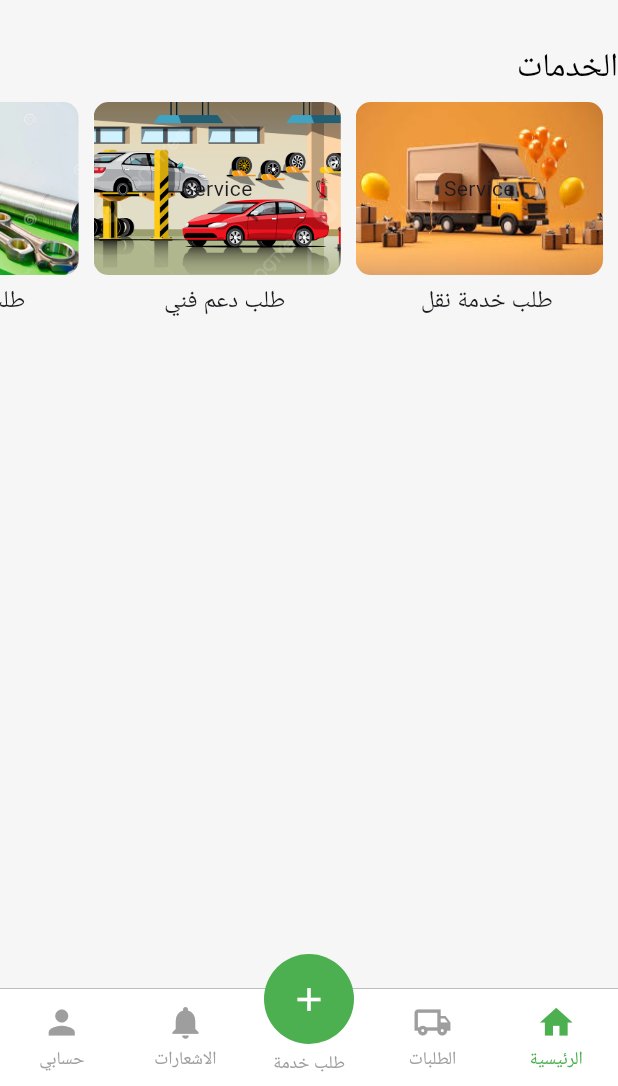
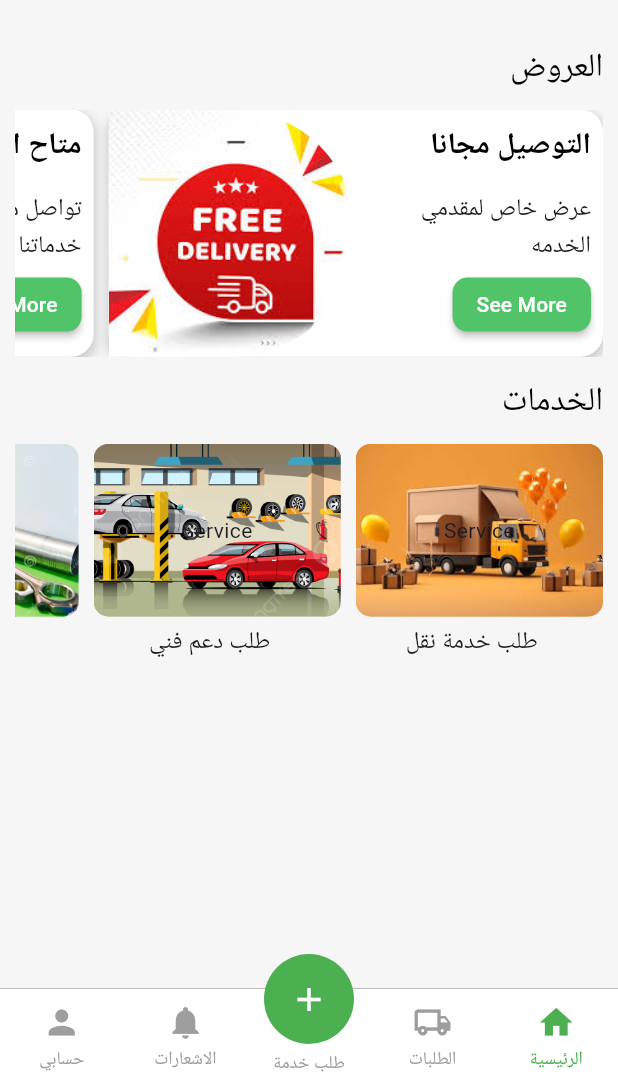
Before and after one commit to ka1395/E-shilf, a Flutter app: the screen it shows after launch, on a phone screen of 412 x 824 dp, the part 150-1236 px from its top. Run offline on Flutter 3.47's test engine with Material 3 defaults, Android fonts, the phone set to English and light mode, and no system bars; drawn by our look-alikes of persistent_bottom_nav_bar; our stand-ins replace intl_phone_field, pinput, smooth_page_indicator.

Commit message:
create list of service and list of offers in home page

```diff
--- /dev/null
+++ b/lib/pages/dashboard/model/list_offers.dart
@@ -0,0 +1,29 @@
+class ListOffers {
+  final String title;
+  final String description;
+  final String imageUrl;
+
+  ListOffers({
+    required this.title,
+    required this.description,
+    required this.imageUrl,
+  });
+}
+
+List<ListOffers> offers = [
+  ListOffers(
+    title: "التوصيل مجانا",
+    description: "عرض خاص لمقدمي الخدمه",
+    imageUrl: "assets/images/offer3.jpg",
+  ),
+  ListOffers(
+    title: "متاح الان",
+    description: "تواصل معنا للحصول علي خدماتنا",
+    imageUrl: "assets/images/offer1.jpg",
+  ),
+  ListOffers(
+    title: "20% خصم",
+    description: "عرض خاص للعملاء الجدد",
+    imageUrl: "assets/images/offer2.jpg",
+  ),
+];
--- a/lib/pages/dashboard/view/home_page.dart
+++ b/lib/pages/dashboard/view/home_page.dart
@@ -1,8 +1,12 @@
+import 'package:e_shilf/core/app_colors.dart';
 import 'package:flutter/material.dart';
+import 'package:pinput/pinput.dart';
 
-import '../model/list_service.dart';
+import '../model/list_offers.dart';
 import 'widgets/custom_appbar.dart';
 import 'widgets/custom_drawer.dart';
+import 'widgets/offers_listview.dart';
+import 'widgets/service_lsitview.dart';
 
 class HomePage extends StatelessWidget {
   const HomePage({super.key});
@@ -11,57 +15,30 @@ class HomePage extends StatelessWidget {
   Widget build(BuildContext context) {
     return Scaffold(
       drawer: const CustomDrawer(),
-      body: Column(
+      body: Container(
+        margin: EdgeInsets.symmetric(horizontal: 10),
+        child: Column(
           crossAxisAlignment: CrossAxisAlignment.start,
           children: [
             const CustomAppBar(),
             const SizedBox(
               height: 30,
             ),
+            Text("العروض", style: Theme.of(context).textTheme.headlineMedium),
+            const SizedBox(
+              height: 15,
+            ),
+            const OffersListView(),
+            const SizedBox(
+              height: 15,
+            ),
             Text("الخدمات", style: Theme.of(context).textTheme.headlineMedium),
             const SizedBox(
-            height: 10,
+              height: 15,
             ),
-          SizedBox(
-            height: MediaQuery.sizeOf(context).height * 0.2,
-            child: ListView.builder(
-              scrollDirection: Axis.horizontal,
-              itemCount: services.length,
-              itemBuilder: (context, index) {
-                return LayoutBuilder(builder: (context, constrains) {
-                  return Column(
-                    children: [
-                      Container(
-                        height: constrains.maxHeight * .7,
-                        margin: const EdgeInsets.only(right: 10),
-                        width: MediaQuery.sizeOf(context).width * 0.4,
-                        decoration: BoxDecoration(
-                          color: Colors.white,
-                          borderRadius: BorderRadius.circular(10),
-                          image: DecorationImage(
-                              image: AssetImage(
-                                services[index].imageUrl,
+            const ServiceListView()
+          ],
         ),
-                              fit: BoxFit.cover),
-                        ),
-                        child: const Center(
-                          child: Text("Service"),
-                        ),
-                      ),
-                      const SizedBox(
-                        height: 5,
-                      ),
-                      Text(
-                        services[index].title,
-                        style: Theme.of(context).textTheme.bodyLarge,
-                      ),
-                    ],
-                  );
-                });
-              },
-            ),
-          )
-        ],
       ),
     );
   }
--- a/lib/pages/dashboard/view/widgets/custom_appbar.dart
+++ b/lib/pages/dashboard/view/widgets/custom_appbar.dart
@@ -10,7 +10,7 @@ class CustomAppBar extends StatelessWidget {
   @override
   Widget build(BuildContext context) {
     return Padding(
-      padding: const EdgeInsets.only(left: 10, right: 10, top: 40),
+      padding: const EdgeInsets.only(top: 40),
       child: Row(
         mainAxisAlignment: MainAxisAlignment.spaceBetween,
         children: [
--- /dev/null
+++ b/lib/pages/dashboard/view/widgets/offers_listview.dart
@@ -0,0 +1,93 @@
+import 'package:flutter/material.dart';
+
+import '../../../../core/app_colors.dart';
+import '../../model/list_offers.dart';
+
+class OffersListView extends StatelessWidget {
+  const OffersListView({
+    super.key,
+  });
+
+  @override
+  Widget build(BuildContext context) {
+    return SizedBox(
+      height: MediaQuery.sizeOf(context).height * 0.2,
+      child: ListView.builder(
+        scrollDirection: Axis.horizontal,
+        itemCount: offers.length,
+        itemBuilder: (context, index) {
+          return Container(
+            margin: const EdgeInsetsDirectional.only(end: 10),
+            width: MediaQuery.sizeOf(context).width * 0.8,
+            decoration: BoxDecoration(
+              borderRadius: BorderRadius.circular(15),
+              color: Colors.white,
+              boxShadow: [
+                BoxShadow(
+                  color: Colors.grey.withOpacity(0.5),
+                  spreadRadius: 1,
+                  blurRadius: 5,
+                  offset: const Offset(0, 3),
+                ),
+              ],
+            ),
+            child: LayoutBuilder(builder: (context, constrains) {
+              return Row(
+                mainAxisAlignment: MainAxisAlignment.spaceBetween,
+                children: [
+                  SizedBox(
+                    width: constrains.maxWidth * 0.5,
+                    child: Padding(
+                      padding: const EdgeInsets.all(8.0),
+                      child: Column(
+                        mainAxisAlignment: MainAxisAlignment.spaceEvenly,
+                        crossAxisAlignment: CrossAxisAlignment.start,
+                        children: [
+                          Text(
+                            offers[index].title,
+                            style: Theme.of(context).textTheme.headlineSmall,
+                          ),
+                          const SizedBox(
+                            height: 10,
+                          ),
+                          Text(
+                            offers[index].description,
+                            style: Theme.of(context).textTheme.bodyLarge,
+                          ),
+                          MaterialButton(
+                            color: AppColors.primaryColorLight,
+                            shape: RoundedRectangleBorder(
+                              borderRadius: BorderRadius.circular(10),
+                            ),
+                            onPressed: () {},
+                            child: const Text('See More',
+                                style: TextStyle(color: Colors.white)),
+                          ),
+                        ],
+                      ),
+                    ),
+                  ),
+                  Container(
+                    width: constrains.maxWidth * 0.5,
+                    decoration: BoxDecoration(
+                      borderRadius: const BorderRadius.only(
+                        topRight: Radius.circular(100),
+                        bottomRight: Radius.circular(100),
+                      ),
+                      image: DecorationImage(
+                        image: AssetImage(
+                          offers[index].imageUrl,
+                        ),
+                        fit: BoxFit.cover,
+                      ),
+                    ),
+                  ),
+                ],
+              );
+            }),
+          );
+        },
+      ),
+    );
+  }
+}
--- /dev/null
+++ b/lib/pages/dashboard/view/widgets/service_lsitview.dart
@@ -0,0 +1,52 @@
+import 'package:flutter/material.dart';
+
+import '../../model/list_service.dart';
+
+class ServiceListView extends StatelessWidget {
+  const ServiceListView({
+    super.key,
+  });
+
+  @override
+  Widget build(BuildContext context) {
+    return SizedBox(
+      height: MediaQuery.sizeOf(context).height * 0.2,
+      child: ListView.builder(
+        scrollDirection: Axis.horizontal,
+        itemCount: services.length,
+        itemBuilder: (context, index) {
+          return LayoutBuilder(builder: (context, constrains) {
+            return Column(
+              children: [
+                Container(
+                  height: constrains.maxHeight * .7,
+                  margin: const EdgeInsetsDirectional.only(end: 10),
+                  width: MediaQuery.sizeOf(context).width * 0.4,
+                  decoration: BoxDecoration(
+                    color: Colors.white,
+                    borderRadius: BorderRadius.circular(10),
+                    image: DecorationImage(
+                        image: AssetImage(
+                          services[index].imageUrl,
+                        ),
+                        fit: BoxFit.cover),
+                  ),
+                  child: const Center(
+                    child: Text("Service"),
+                  ),
+                ),
+                const SizedBox(
+                  height: 5,
+                ),
+                Text(
+                  services[index].title,
+                  style: Theme.of(context).textTheme.bodyLarge,
+                ),
+              ],
+            );
+          });
+        },
+      ),
+    );
+  }
+}
```
Also changed, not shown: assets/images/offer1.jpg (added), assets/images/offer2.jpg (added), assets/images/offer3.jpg (added). Lines whose indentation alone changed are shown as unchanged.
